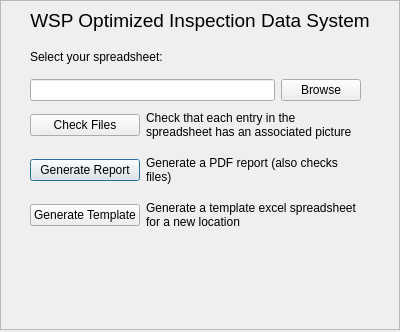
temccarthy/WOIDS-Sound, file WOIDS.ui: the form before one commit.
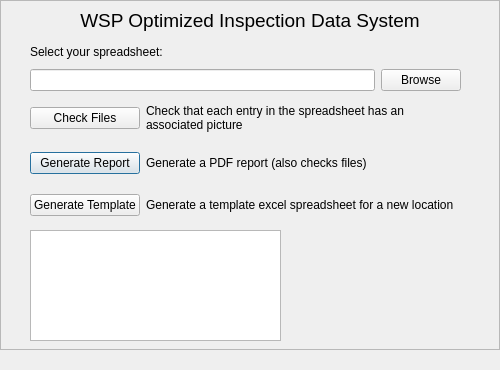
The form after the commit. Icons and pictures are not drawn.

Commit message: added info box and checking information

The edit to the form file:
```diff
--- a/WOIDS.ui
+++ b/WOIDS.ui
@@ -6,8 +6,8 @@
    <rect>
     <x>0</x>
     <y>0</y>
-    <width>400</width>
-    <height>332</height>
+    <width>500</width>
+    <height>370</height>
    </rect>
   </property>
   <property name="windowTitle">
@@ -19,8 +19,8 @@
      <rect>
       <x>0</x>
       <y>0</y>
-      <width>400</width>
-      <height>330</height>
+      <width>500</width>
+      <height>350</height>
      </rect>
     </property>
     <property name="sizePolicy">
@@ -40,8 +40,8 @@
       <rect>
        <x>0</x>
        <y>0</y>
-       <width>400</width>
-       <height>40</height>
+       <width>500</width>
+       <height>41</height>
       </rect>
      </property>
      <property name="font">
@@ -61,8 +61,8 @@
       <rect>
        <x>30</x>
        <y>40</y>
-       <width>331</width>
-       <height>61</height>
+       <width>431</width>
+       <height>51</height>
       </rect>
      </property>
      <layout class="QVBoxLayout" name="verticalLayout">
@@ -110,7 +110,7 @@
     <widget class="QLabel" name="label_4">
      <property name="geometry">
       <rect>
-       <x>240</x>
+       <x>310</x>
        <y>250</y>
        <width>150</width>
        <height>76</height>
@@ -130,12 +130,12 @@
      <property name="geometry">
       <rect>
        <x>30</x>
-       <y>100</y>
-       <width>331</width>
+       <y>90</y>
+       <width>431</width>
        <height>141</height>
       </rect>
      </property>
-     <layout class="QGridLayout" name="gridLayout">
+     <layout class="QGridLayout" name="gridLayout" columnstretch="0,2">
       <item row="1" column="0">
        <widget class="QPushButton" name="generate_button">
         <property name="sizePolicy">
@@ -213,6 +213,23 @@
       </item>
      </layout>
     </widget>
+    <widget class="QTextBrowser" name="info_box">
+     <property name="geometry">
+      <rect>
+       <x>30</x>
+       <y>230</y>
+       <width>251</width>
+       <height>111</height>
+      </rect>
+     </property>
+     <property name="html">
+      <string>&lt;!DOCTYPE HTML PUBLIC &quot;-//W3C//DTD HTML 4.0//EN&quot; &quot;http://www.w3.org/TR/REC-html40/strict.dtd&quot;&gt;
+&lt;html&gt;&lt;head&gt;&lt;meta name=&quot;qrichtext&quot; content=&quot;1&quot; /&gt;&lt;style type=&quot;text/css&quot;&gt;
+p, li { white-space: pre-wrap; }
+&lt;/style&gt;&lt;/head&gt;&lt;body style=&quot; font-family:'MS Shell Dlg 2'; font-size:8.25pt; font-weight:400; font-style:normal;&quot;&gt;
+&lt;p style=&quot;-qt-paragraph-type:empty; margin-top:0px; margin-bottom:0px; margin-left:0px; margin-right:0px; -qt-block-indent:0; text-indent:0px;&quot;&gt;&lt;br /&gt;&lt;/p&gt;&lt;/body&gt;&lt;/html&gt;</string>
+     </property>
+    </widget>
    </widget>
   </widget>
  </widget>
```
The commit also changes 1 other file.
